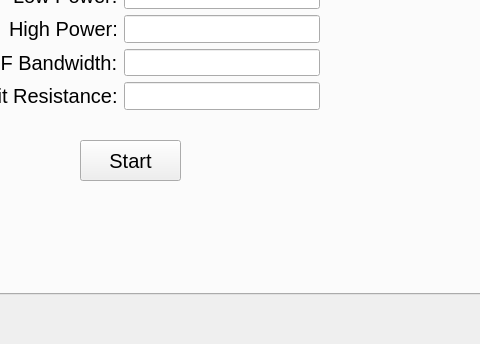
Before: the Qt Designer form OneToneQt/OneToneQt/OneToneQt.ui in quantum-devices-physics-lab/measurement-instruments-python, drawn with Qt 5; both pictures show x 112 to 592 and y 362 to 706 of the 1048 by 706 pixel window.
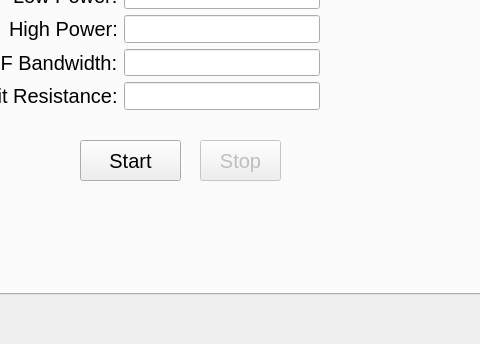
After: the same form once the commit is applied.

Commit message: added logic to control measurement with thread

Patch:
```diff
--- a/OneToneQt/OneToneQt/OneToneQt.ui
+++ b/OneToneQt/OneToneQt/OneToneQt.ui
@@ -290,6 +290,22 @@
        </item>
       </layout>
      </widget>
+     <widget class="QPushButton" name="StopMeasurementButton">
+      <property name="enabled">
+       <bool>false</bool>
+      </property>
+      <property name="geometry">
+       <rect>
+        <x>280</x>
+        <y>400</y>
+        <width>81</width>
+        <height>41</height>
+       </rect>
+      </property>
+      <property name="text">
+       <string>Stop</string>
+      </property>
+     </widget>
     </widget>
    </widget>
   </widget>
```
Left out of the diff: 2 changed lines with no effect on the pictures. The commit also changes 5 other files.
